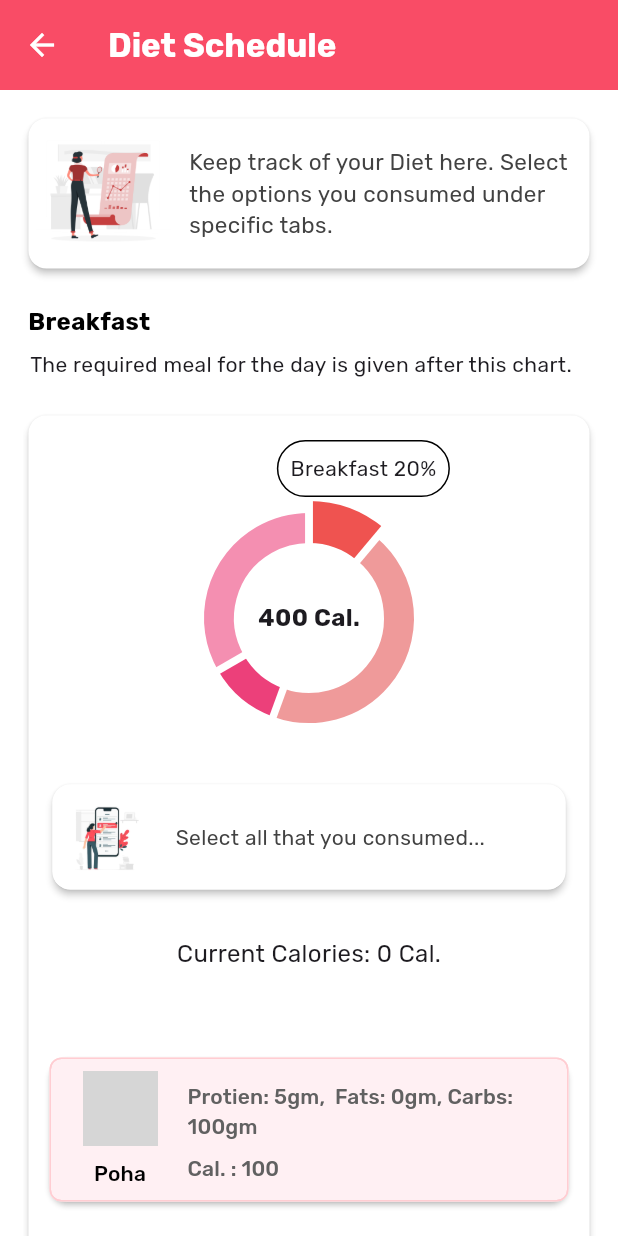
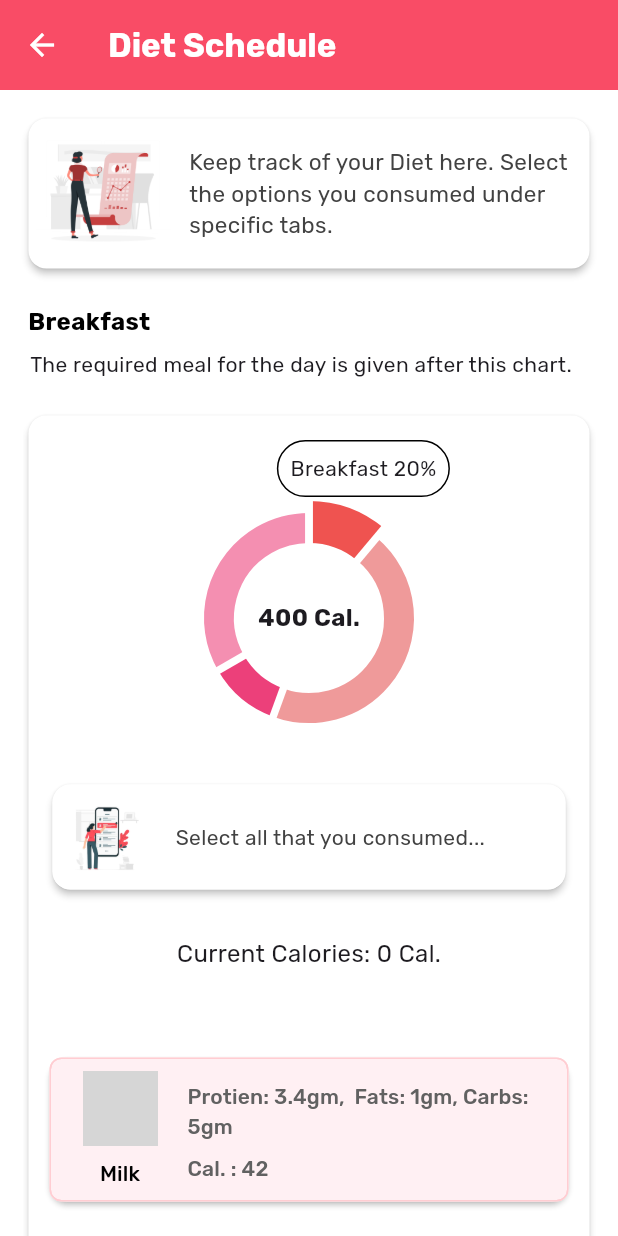
Before and after one commit to adarshnagrikar14/gsc24-garbh, a Flutter app: the DietPagePregnantWomen screen opened directly, on a phone screen of 412 x 824 dp. Run offline on Flutter 3.47's test engine with Material 3 defaults, Android fonts, the phone set to English and light mode, and no system bars; drawn by our look-alikes of fl_chart; our stand-ins replace audioplayers, cloud_firestore, firebase_auth, firebase_core, flutter_local_notifications, fluttertoast and 8 more; accounts and stored records are empty; network calls fail; project files that could hold a hidden picture were left out; grey boxes are pictures that could not be loaded.

Commit message:
Meal Data Updated

```diff
--- /dev/null
+++ b/lib/actual_data/meal_data.dart
@@ -0,0 +1,256 @@
+// Meal data as: B, L, S, D
+
+//1800 cal during first trimester (1-3 months)
+//2200 cal during second trimester
+//2400 cal during third trimester
+
+List<List<Map<String, List<String>>>> mealDatas = [
+  // Breakfast Only
+
+  // 487 cal(food) + 267 cal(nuts , milk etc.(not necessary in first trimester))
+
+  [
+    {
+      "Milk": [
+        "https://www.heritagefoods.in/blog/wp-content/uploads/2020/12/shutterstock_539045662.jpg",
+        "Milk",
+        "Protien: 3.4gm,  Fats: 1gm, Carbs: 5gm",
+        "42"
+      ]
+    },
+    {
+      "Moong Dal Cheela": [
+        "https://fatloss.askyourdiet.in/wp-content/uploads/2019/03/Mung-Dal.jpg",
+        "Moong Dal Cheela",
+        "Protien: 3.6gm,  Fats: 3.1gm, Carbs: 8gm",
+        "74"
+      ]
+    },
+    {
+      "Paratha with Curd and Ghee": [
+        "https://www.myweekendkitchen.in/wp-content/uploads/2016/01/plain_paratha_Indian_bread-500x500.jpg",
+        "Paratha with Curd and Ghee",
+        "Protien: 5.16gm,  Fats: 8.99gm, Carbs: 25gm",
+        "250"
+      ]
+    },
+    {
+      "Oats upma": [
+        "https://encrypted-tbn0.gstatic.com/images?q=tbn:ANd9GcTO-r-kFpbX8zTreZEXdDo8xS744bFCaN0zeg&usqp=CAU",
+        "Oats upma",
+        "Protien: 5gm,  Fats: 6gm, Carbs: 25gm",
+        "150"
+      ]
+    },
+    {
+      "Multigrain Thalipeeth": [
+        "https://cdn.tarladalal.com/members/9306/big/big_nutritious_thalipeeth-15581.jpg",
+        "Multigrain Thalipeeth",
+        "Protien: 3gm,  Fats: 3gm, Carbs: 15gm",
+        "100"
+      ]
+    },
+    {
+      "Laapshi ": [
+        "https://s3.amazonaws.com/appforest_uf/f1597942743539x341276110357740400/Lapsi.jpg",
+        "Laapshi",
+        "Protien: 5gm,  Fats: 2gm, Carbs: 30gm",
+        "150"
+      ]
+    },
+    {
+      "Poha with peanuts": [
+        "https://pipingpotcurry.com/wp-content/uploads/2020/12/Poha-Recipe-Piping-Pot-Curry.jpg",
+        "Poha with peanuts",
+        "Protien: 4gm,  Fats: 7gm, Carbs: 20gm",
+        "150"
+      ]
+    },
+  ],
+
+  //Lunch Only
+
+// 481 cal
+  [
+    {
+      "Multigrain Thalipeeth": [
+        "https://ministryofcurry.com/wp-content/uploads/2020/02/Thalipeeth-6-850x1275.jpg",
+        "Multigrain Thalipeeth",
+        "Protien: 4gm,  Fats: 3gm, Carbs: 20gm",
+        "120"
+      ]
+    },
+    {
+      "Lentils with Lemon Rice": [
+        "https://holycowvegan.net/wp-content/uploads/2020/09/lemon-rice-south-indian-5-1.jpg",
+        "Lentils with Lemon Rice",
+        "Protien: 12gm,  Fats: 1gm, Carbs: 50gm",
+        "250"
+      ]
+    },
+    {
+      "Leafy vegetables": [
+        "https://betterme.world/articles/wp-content/uploads/2021/06/shutterstock_390988792.jpg",
+        "Leafy vegetables",
+        "Protien: 3gm,  Fats: 1gm, Carbs: 5gm", //These are approx values since every vegetable has different nutritional value.
+        "40"
+      ]
+    },
+    {
+      "Mixed Dal with Roti": [
+        "https://www.yummyoyummy.com/wp-content/uploads/2015/03/Mixed-dal-tadka.jpg",
+        "Mixed Dals with Roti",
+        "Protien: 7gm,  Fats: 1gm, Carbs: 20gm",
+        "110"
+      ]
+    },
+    {
+      "Vegetable khichdi": [
+        "https://curefoods-images.eatfit.in/tr:w-600,ar-0.8,c_fit//image/singles/eat/meals/COM1427/primary/1_1.jpg",
+        "Vegetable khichdi",
+        "Protien: 10gm,  Fats: 5gm, Carbs: 45gm",
+        "250"
+      ]
+    },
+    {
+      "Rajma Chawal": [
+        "https://chaturvedisweetsandnamkeen.com/wp-content/uploads/2022/10/Rajma-Chawal-scaled.jpeg",
+        "Rajma Chawal",
+        "Protien: 10gm,  Fats: 5gm, Carbs: 50gm",
+        "300"
+      ]
+    },
+    {
+      "Kofta curry": [
+        "https://cdn1.foodviva.com/static-content/food-images/lunch-recipes/lauki-kofta-curry/lauki-kofta-curry.jpg",
+        "Kofta curry",
+        "Protien: 10gm,  Fats: 20gm, Carbs: 15gm",
+        "300"
+      ]
+    },
+  ],
+
+  //Snacks Only
+
+// 277 cal
+  [
+    {
+      "Chikkis": [
+        "https://m.media-amazon.com/images/I/51tlvKKsHML._AC_UF1000,1000_QL80_.jpg",
+        "Chikkis",
+        "Protien: 2gm,  Fats: 7gm, Carbs: 15gm",
+        "120"
+      ]
+    },
+    {
+      "Dry Fruit Laddoos": [
+        "https://d1mxd7n691o8sz.cloudfront.net/static/recipe/recipe/2023-03/Dry-Fruit-Ladoo-7eaf2445dc844112821b2cc11733958b.jpg",
+        "Dry Fruit Laddoos",
+        "Protien: 2gm,  Fats: 5gm, Carbs: 15gm",
+        "100"
+      ]
+    },
+    {
+      "Sprout bhel": [
+        "https://images.indianexpress.com/2021/07/GettyImages-sprouts-recipe-1200.jpg",
+        "Sprout bhel",
+        "Protien: 5gm,  Fats: 1gm, Carbs: 30gm",
+        "150"
+      ]
+    },
+    {
+      "Makhana": [
+        "https://media.post.rvohealth.io/wp-content/uploads/2021/05/makhana-1200x628-facebook.jpg",
+        "Laddoo",
+        "Protien: 9gm,  Fats: 1gm, Carbs: 65gm",
+        "300"
+      ]
+    },
+    {
+      "Murmura bhel": [
+        "https://www.archanaskitchen.com/images/archanaskitchen/1-Author/Divya_Shivaraman_/Puffed_Rice_Upma__Murmura_Upma.jpg",
+        "Murmura bhel",
+        "Protien: 3gm,  Fats: 5gm, Carbs: 25gm",
+        "150"
+      ]
+    },
+    {
+      "Fruit chaat": [
+        "https://pipingpotcurry.com/wp-content/uploads/2022/04/Fruit-Chaat-recipe-indian-pakistani-style-Piping-Pot-Curry.jpg",
+        "Fruit chaat",
+        "Protien: 1gm,  Fats: 1gm, Carbs: 20gm",
+        "80"
+      ]
+    },
+    {
+      "Corn salad": [
+        "https://cdn.tarladalal.com/members/9306/big/big_american_sweet_corn_salad-15828.jpg",
+        "Corn salad",
+        "Protien: 3gm,  Fats: 5gm, Carbs: 15gm",
+        "100"
+      ]
+    },
+  ],
+
+  // Dinner Only
+
+// 696 cal
+  [
+    {
+      "Rice": [
+        "https://hips.hearstapps.com/vidthumb/images/delish-u-rice-2-1529079587.jpg",
+        "Rice",
+        "Protien: 5gm,  Fats: 1gm, Carbs: 90gm",
+        "100"
+      ]
+    },
+    {
+      "Curry": [
+        "https://www.indianhealthyrecipes.com/wp-content/uploads/2023/09/curry-sauce-recipe.jpg",
+        "Curry",
+        "Protien: 12gm,  Fats: 5gm, Carbs: 100gm",
+        "100"
+      ]
+    },
+    {
+      "Dal": [
+        "https://www.indianveggiedelight.com/wp-content/uploads/2022/12/dal-fry-stovetop-featured.jpg",
+        "Dal",
+        "Protien: 15gm,  Fats: 8gm, Carbs: 120gm",
+        "100"
+      ]
+    },
+    {
+      "Chapati": [
+        "https://www.vegrecipesofindia.com/wp-content/uploads/2010/06/plain-paratha-recipe-1-500x375.jpg",
+        "Chapati",
+        "Protien: 6gm,  Fats: 1gm, Carbs: 80gm",
+        "100"
+      ]
+    },
+    {
+      "Khichdi": [
+        "https://greenbowl2soul.com/wp-content/uploads/2020/01/moong-dal-khichdi-500x500.jpg",
+        "Khichdi",
+        "Protien: 8gm,  Fats: 5gm, Carbs: 35gm",
+        "200"
+      ]
+    },
+    {
+      "Multigrain roti-Mushroom curry": [
+        "https://www.sailusfood.com/wp-content/uploads/2016/02/mushroom-masala-recipe.jpg",
+        "Multigrain roti-Mushroom curry",
+        "Protien: 8gm,  Fats: 11gm, Carbs: 25gm",
+        "250"
+      ]
+    },
+    {
+      "Stuffed paratha": [
+        "https://biancazapatka.com/wp-content/uploads/2019/07/aloo-paratha-recipe-crispy-flatbread-720x1080.jpg",
+        "Stuffed paratha",
+        "Protien: 5gm,  Fats: 8gm, Carbs: 30gm",
+        "200"
+      ]
+    },
+  ],
+];
--- a/lib/parent_screens/growth_child.dart
+++ b/lib/parent_screens/growth_child.dart
@@ -29,7 +29,7 @@ class _GrowthTrackerPageState extends State<GrowthTrackerPage> {
     return Scaffold(
       appBar: AppBar(
         title: const Text(
-          "Track Child Growth",
+          "Child Growth Statistics",
           style: TextStyle(
             color: Colors.white,
             fontWeight: FontWeight.bold,
@@ -249,17 +249,17 @@ class CustomListTile extends StatelessWidget {
             maxLines: 2,
             overflow: TextOverflow.ellipsis,
           ),
-          subtitle: Column(
-            children: [
-              const Gap(10.0),
-              Text(
-                subtitle,
-                maxLines: 1,
-                overflow: TextOverflow.ellipsis,
-              ),
-              const Gap(5.0),
-            ],
-          ),
+          // subtitle: Column(
+          //   children: [
+          //     const Gap(10.0),
+          //     Text(
+          //       subtitle,
+          //       maxLines: 1,
+          //       overflow: TextOverflow.ellipsis,
+          //     ),
+          //     const Gap(5.0),
+          //   ],
+          // ),
           trailing: const Icon(
             Icons.arrow_forward_ios_outlined,
           ),
--- a/lib/parent_screens/home_parent.dart
+++ b/lib/parent_screens/home_parent.dart
@@ -139,6 +139,50 @@ class _HomeScreenParentState extends State<HomeScreenParent> {
               //
               const Gap(22.0),
               const Text(
+                "Reminders",
+                style: TextStyle(
+                  fontSize: 17.0,
+                  fontWeight: FontWeight.bold,
+                ),
+              ),
+              const Gap(20.0),
+              SingleChildScrollView(
+                scrollDirection: Axis.horizontal,
+                child: Row(
+                  children: [
+                    CustomCard(
+                      imageName: "medicine.png",
+                      text: "Medicines",
+                      onTap: () {
+                        Navigator.push(
+                          context,
+                          MaterialPageRoute(
+                            builder: (context) => const MedicineReminder(),
+                          ),
+                        );
+                      },
+                    ),
+                    const Gap(12.0),
+                    CustomCard(
+                      imageName: "injection.png",
+                      text: "Vaccination",
+                      onTap: () {
+                        Navigator.push(
+                          context,
+                          MaterialPageRoute(
+                            builder: (context) => const VaccineReminder(),
+                          ),
+                        );
+                      },
+                    ),
+                    const Gap(12.0),
+                  ],
+                ),
+              ),
+
+              //
+              const Gap(22.0),
+              const Text(
                 "Refresh them with...",
                 style: TextStyle(
                   fontSize: 17.0,
@@ -172,50 +216,6 @@ class _HomeScreenParentState extends State<HomeScreenParent> {
                           context,
                           MaterialPageRoute(
                             builder: (context) => const AlphaMusicPage(),
-                          ),
-                        );
-                      },
-                    ),
-                    const Gap(12.0),
-                  ],
-                ),
-              ),
-
-              //
-              const Gap(22.0),
-              const Text(
-                "Reminders",
-                style: TextStyle(
-                  fontSize: 17.0,
-                  fontWeight: FontWeight.bold,
-                ),
-              ),
-              const Gap(20.0),
-              SingleChildScrollView(
-                scrollDirection: Axis.horizontal,
-                child: Row(
-                  children: [
-                    CustomCard(
-                      imageName: "medicine.png",
-                      text: "Medicines",
-                      onTap: () {
-                        Navigator.push(
-                          context,
-                          MaterialPageRoute(
-                            builder: (context) => const MedicineReminder(),
-                          ),
-                        );
-                      },
-                    ),
-                    const Gap(12.0),
-                    CustomCard(
-                      imageName: "injection.png",
-                      text: "Vaccination",
-                      onTap: () {
-                        Navigator.push(
-                          context,
-                          MaterialPageRoute(
-                            builder: (context) => const VaccineReminder(),
                           ),
                         );
                       },
--- a/lib/parent_screens/medicine_reminder.dart
+++ b/lib/parent_screens/medicine_reminder.dart
@@ -175,7 +175,11 @@ class _MedicineReminderState extends State<MedicineReminder> {
                     selectedFrequency = value!;
                   });
                 },
-                items: ['Once', 'Twice', 'Thrice'].map((frequency) {
+                items: [
+                  'Once',
+                  'Twice',
+                  'Thrice',
+                ].map((frequency) {
                   return DropdownMenuItem<String>(
                     value: frequency,
                     child: Text(frequency),
--- a/lib/pw_screens/diet_pw.dart
+++ b/lib/pw_screens/diet_pw.dart
@@ -4,7 +4,8 @@ import 'dart:convert';
 
 import 'package:flutter/material.dart';
 import 'package:gap/gap.dart';
-import 'package:garbh/data/meal_data.dart';
+import 'package:garbh/actual_data/meal_data.dart';
+// import 'package:garbh/data/meal_data.dart';
 import 'package:garbh/reusables/piechart2.dart';
 import 'package:shared_preferences/shared_preferences.dart';
 
@@ -162,7 +163,7 @@ class _DietPagePregnantWomenState extends State<DietPagePregnantWomen> {
               ),
               const Gap(20.0),
               SizedBox(
-                height: MediaQuery.of(context).size.height + 100,
+                height: MediaQuery.of(context).size.height + 450,
                 child: PageView(
                   controller: _pageController,
                   onPageChanged: (index) {
--- a/lib/pw_screens/progress_pw.dart
+++ b/lib/pw_screens/progress_pw.dart
@@ -3,7 +3,8 @@
 import 'dart:convert';
 import 'package:flutter/material.dart';
 import 'package:gap/gap.dart';
-import 'package:garbh/data/meal_data.dart';
+import 'package:garbh/actual_data/meal_data.dart';
+// import 'package:garbh/data/meal_data.dart';
 import 'package:garbh/pw_screens/diet_pw.dart';
 import 'package:garbh/reusables/piechart3.dart';
 import 'package:garbh/reusables/piechart4.dart';
```
